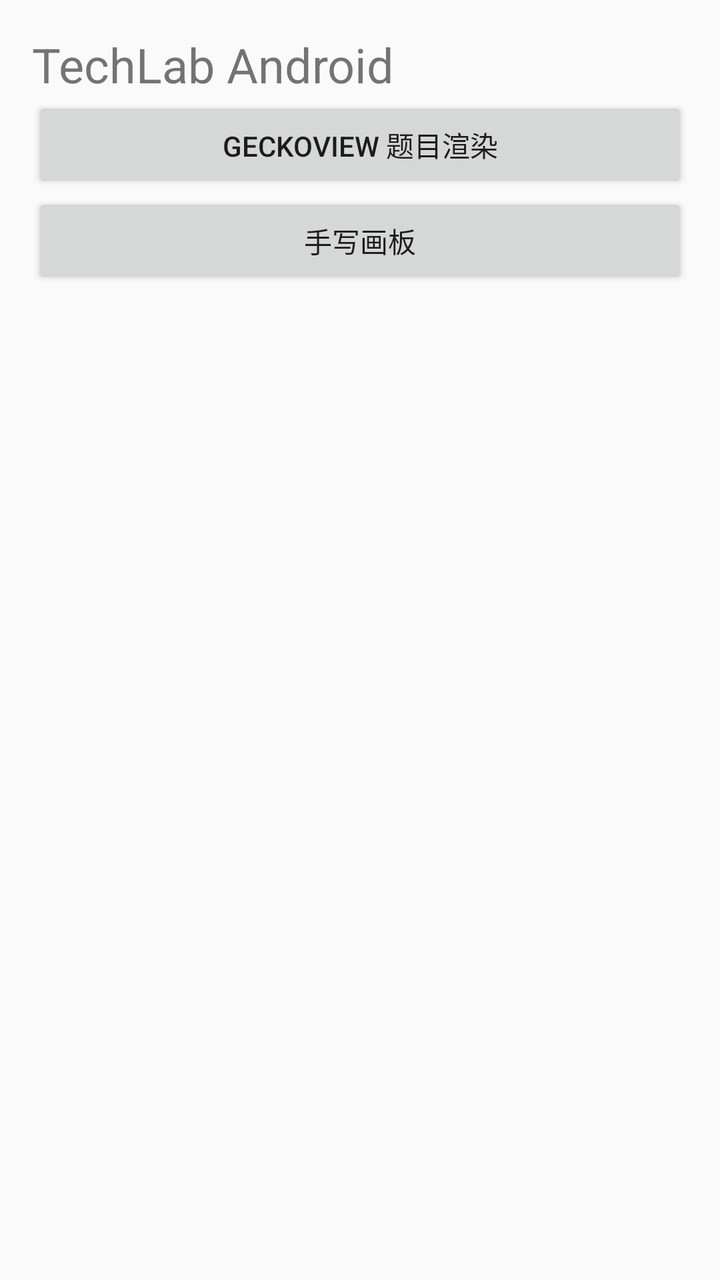
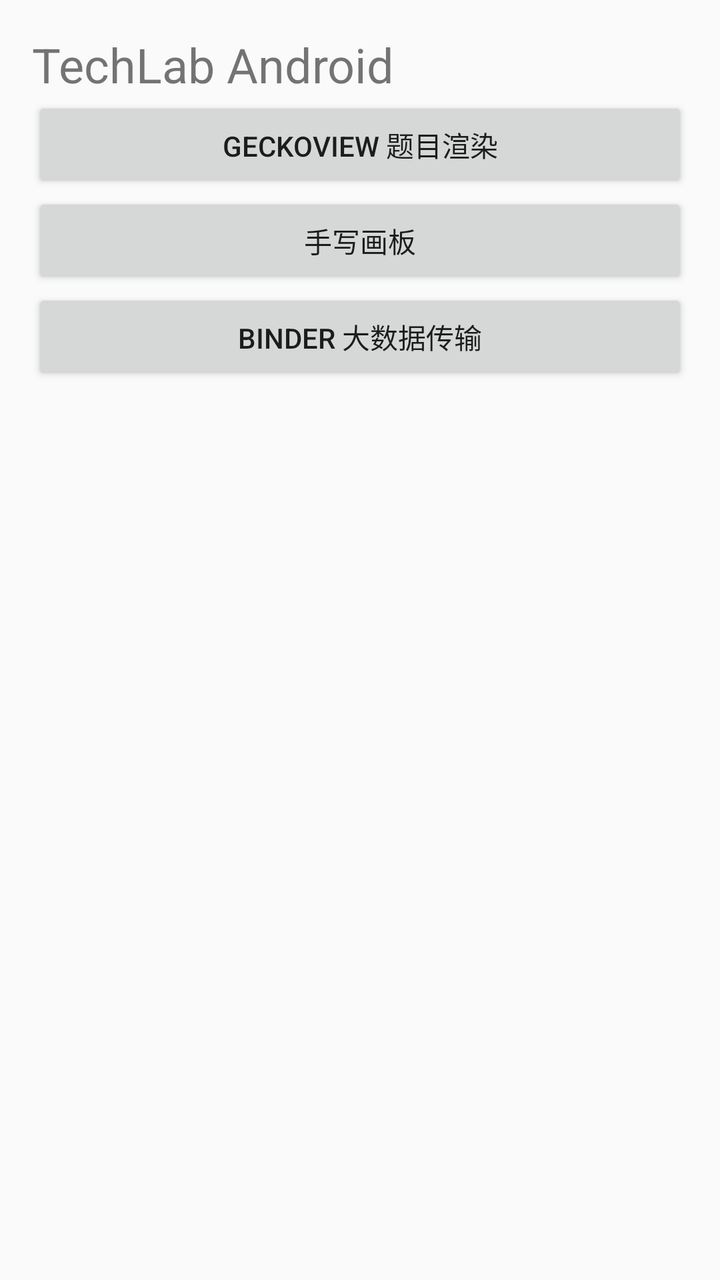

Screens rendered from an Android XML layout before and after an edit, with the pre-edit source and the edit as a unified diff.
<!-- AndroidManifest.xml: application theme android:Theme.Material.Light.NoActionBar -->
<!-- res/layout/activity_main.xml -->
<?xml version="1.0" encoding="utf-8"?>
<LinearLayout xmlns:android="http://schemas.android.com/apk/res/android"
    android:layout_width="match_parent"
    android:layout_height="match_parent"
    android:orientation="vertical"
    android:padding="16dp">

    <TextView
        android:layout_width="wrap_content"
        android:layout_height="wrap_content"
        android:text="@string/app_title"
        android:textSize="24sp" />

    <Button
        android:id="@+id/open_renderer"
        android:layout_width="match_parent"
        android:layout_height="wrap_content"
        android:text="@string/open_renderer" />
    <Button
        android:id="@+id/open_handwriting"
        android:layout_width="match_parent"
        android:layout_height="wrap_content"
        android:text="@string/open_handwriting" />
</LinearLayout>
<!-- resources referenced by this layout -->
<resources>
  <string name="app_title">TechLab Android</string>
  <string name="open_handwriting">手写画板</string>
  <string name="open_renderer">GeckoView 题目渲染</string>
</resources>

<!-- the commit's change to res/layout/activity_main.xml (unified diff, before → after) -->
@@ -21,4 +21,9 @@
         android:layout_width="match_parent"
         android:layout_height="wrap_content"
         android:text="@string/open_handwriting" />
+    <Button
+        android:id="@+id/open_binder"
+        android:layout_width="match_parent"
+        android:layout_height="wrap_content"
+        android:text="@string/open_binder" />
 </LinearLayout>
<!-- resource entries referenced after the edit -->
@@ -1,6 +1,7 @@
 <!-- resources referenced by this layout -->
 <resources>
   <string name="app_title">TechLab Android</string>
+  <string name="open_binder">Binder 大数据传输</string>
   <string name="open_handwriting">手写画板</string>
   <string name="open_renderer">GeckoView 题目渲染</string>
 </resources>
